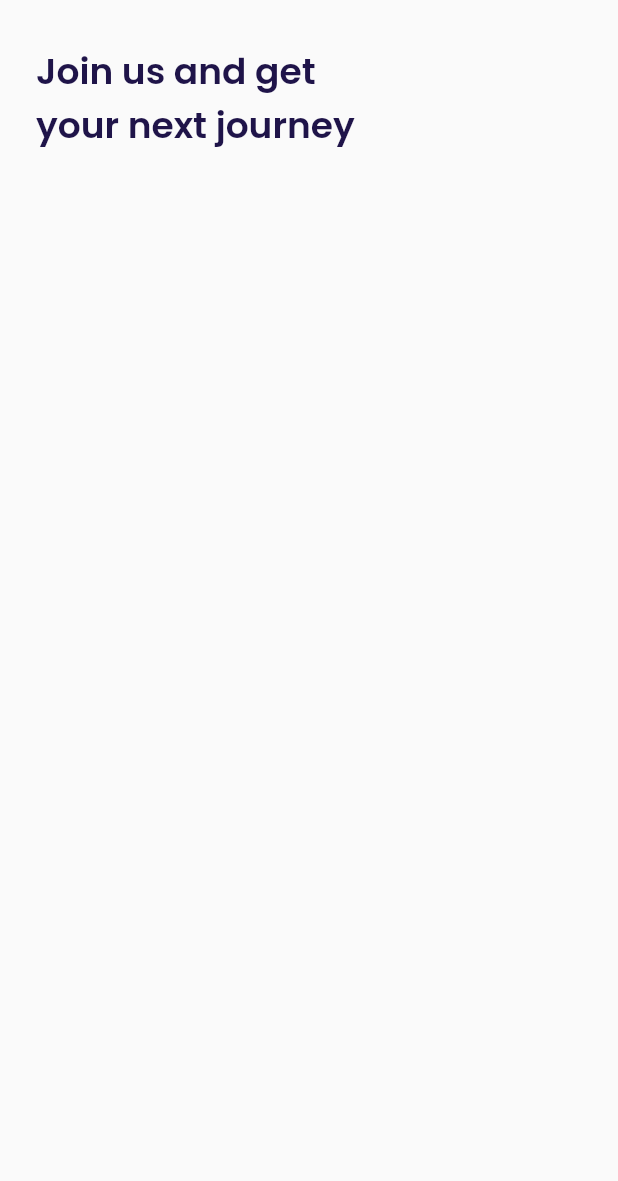
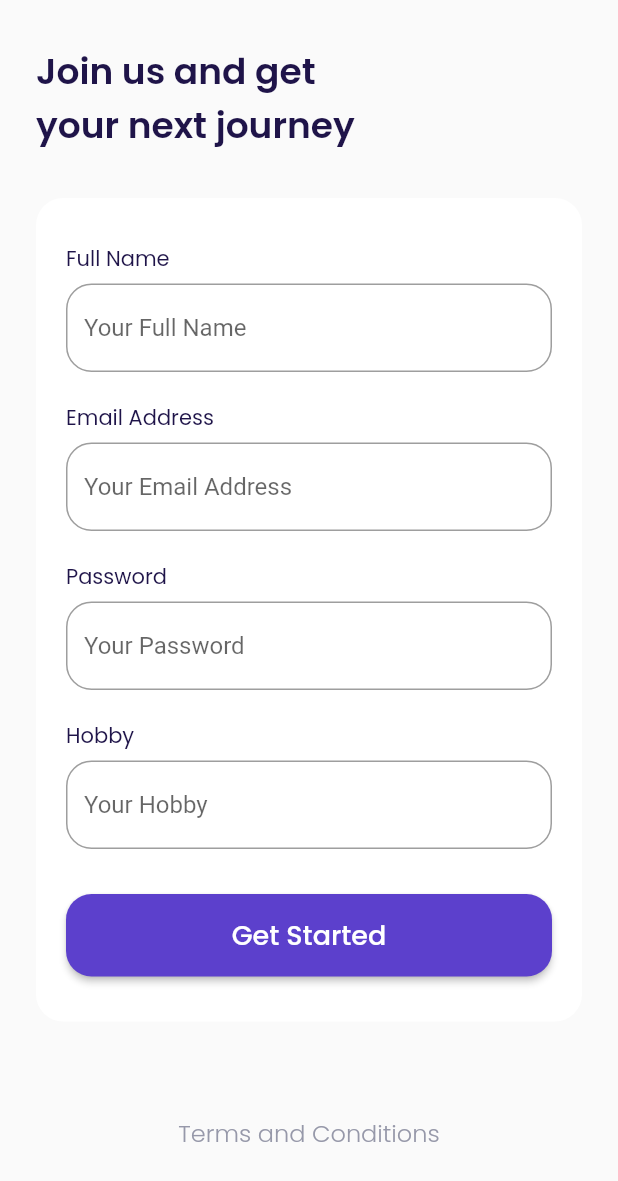
Before and after one commit to YudaDwi/airplane2, a Flutter app: the SignUpPage screen opened by its route, on a phone screen of 412 x 824 dp. Shown: the top 1181 px of the screen. Run offline on Flutter 3.47's test engine with Material 2 defaults, Android fonts, the phone set to English and light mode, and no system bars; our stand-ins replace google_fonts.

Commit message:
7 sign up page

```diff
--- a/airplane2/lib/ui/pages/sign_up_page.dart
+++ b/airplane2/lib/ui/pages/sign_up_page.dart
@@ -13,12 +13,51 @@ class SignUpPage extends StatelessWidget {
       );
     }
 
+    Widget inputSection() {
+      return Container(
+        margin: EdgeInsets.only(top: 30),
+        padding: EdgeInsets.symmetric(horizontal: 20, vertical: 30),
+        decoration: BoxDecoration(
+            color: kWhiteColor, borderRadius: BorderRadius.circular(18)),
+        child: Column(
+          children: [
+            CustomTextFormField(title: 'Full Name', hintText: 'Your Full Name'),
+            CustomTextFormField(
+                title: 'Email Address', hintText: 'Your Email Address'),
+            CustomTextFormField(
+              title: 'Password',
+              hintText: 'Your Password',
+              obsecureText: true,
+            ),
+            CustomTextFormField(title: 'Hobby', hintText: 'Your Hobby'),
+            CustomButton(
+              title: 'Get Started',
+              onPresed: () {},
+              margin: EdgeInsets.only(top: 10),
+            )
+          ],
+        ),
+      );
+    }
+
+    Widget tac() {
+      return Container(
+        margin: EdgeInsets.symmetric(vertical: 50),
+        child: TextButton(
+            onPressed: () {},
+            child: Text(
+              'Terms and Conditions',
+              style: greyTextStyle.copyWith(fontSize: 16, fontWeight: light),
+            )),
+      );
+    }
+
     return Scaffold(
       backgroundColor: kBackgroundColor,
       body: SafeArea(
           child: ListView(
         padding: EdgeInsets.symmetric(horizontal: defautlMargin),
-        children: [title()],
+        children: [title(), inputSection(), tac()],
       )),
     );
   }
--- /dev/null
+++ b/airplane2/lib/ui/widgets/custom_text_form_field.dart
@@ -0,0 +1,44 @@
+part of 'widgets.dart';
+
+class CustomTextFormField extends StatelessWidget {
+  final String title;
+  final String hintText;
+  final bool obsecureText;
+  const CustomTextFormField(
+      {Key? key,
+      required this.title,
+      required this.hintText,
+      this.obsecureText = false})
+      : super(key: key);
+
+  @override
+  Widget build(BuildContext context) {
+    return Container(
+      margin: EdgeInsets.only(bottom: 20),
+      child: Column(
+        crossAxisAlignment: CrossAxisAlignment.start,
+        children: [
+          Text(
+            title,
+            style: blackTextStyle.copyWith(),
+          ),
+          SizedBox(
+            height: 6,
+          ),
+          TextFormField(
+            obscureText: obsecureText,
+            cursorColor: kBlackColor,
+            decoration: InputDecoration(
+                //focus ketika di isi
+                focusedBorder: OutlineInputBorder(
+                    borderRadius: BorderRadius.circular(defaultRadius),
+                    borderSide: BorderSide(color: kPrimaryColor)),
+                hintText: hintText,
+                border: OutlineInputBorder(
+                    borderRadius: BorderRadius.circular(defaultRadius))),
+          )
+        ],
+      ),
+    );
+  }
+}
--- a/airplane2/lib/ui/widgets/widgets.dart
+++ b/airplane2/lib/ui/widgets/widgets.dart
@@ -2,3 +2,4 @@ import 'package:airplane2/shared.dart/shared.dart';
 import 'package:flutter/material.dart';
 
 part 'custom_button.dart';
+part 'custom_text_form_field.dart';
```
